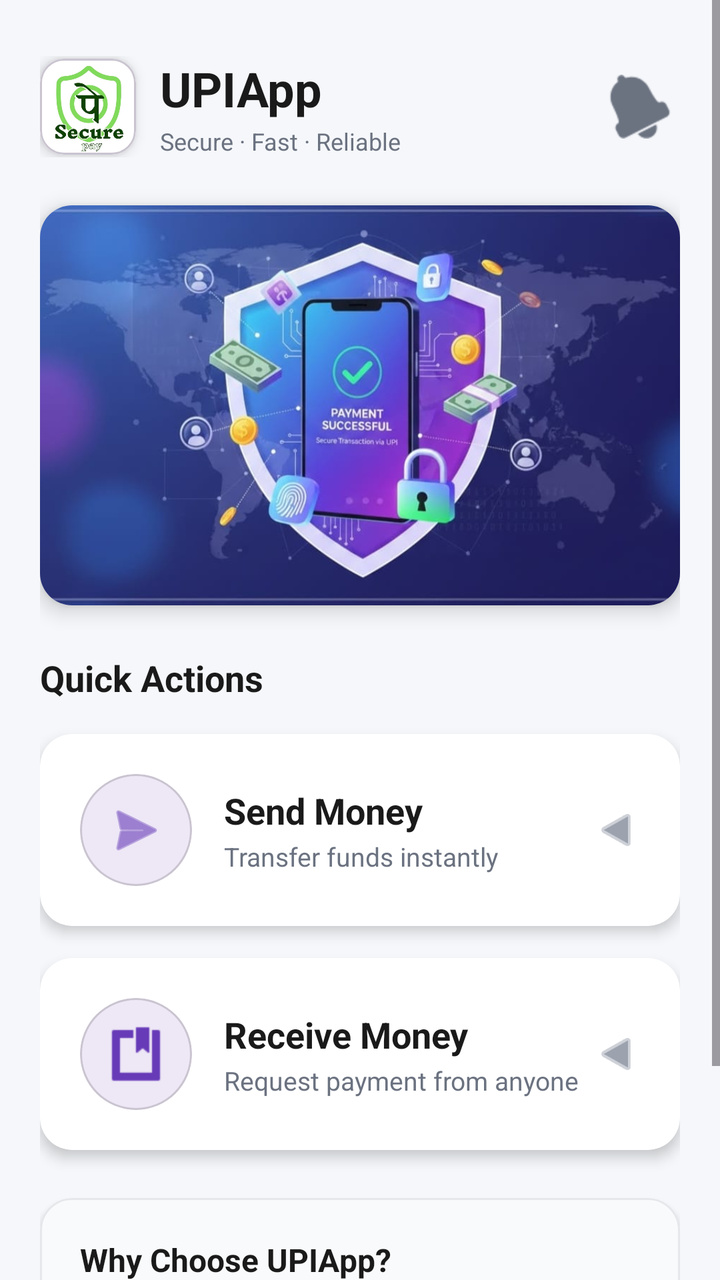
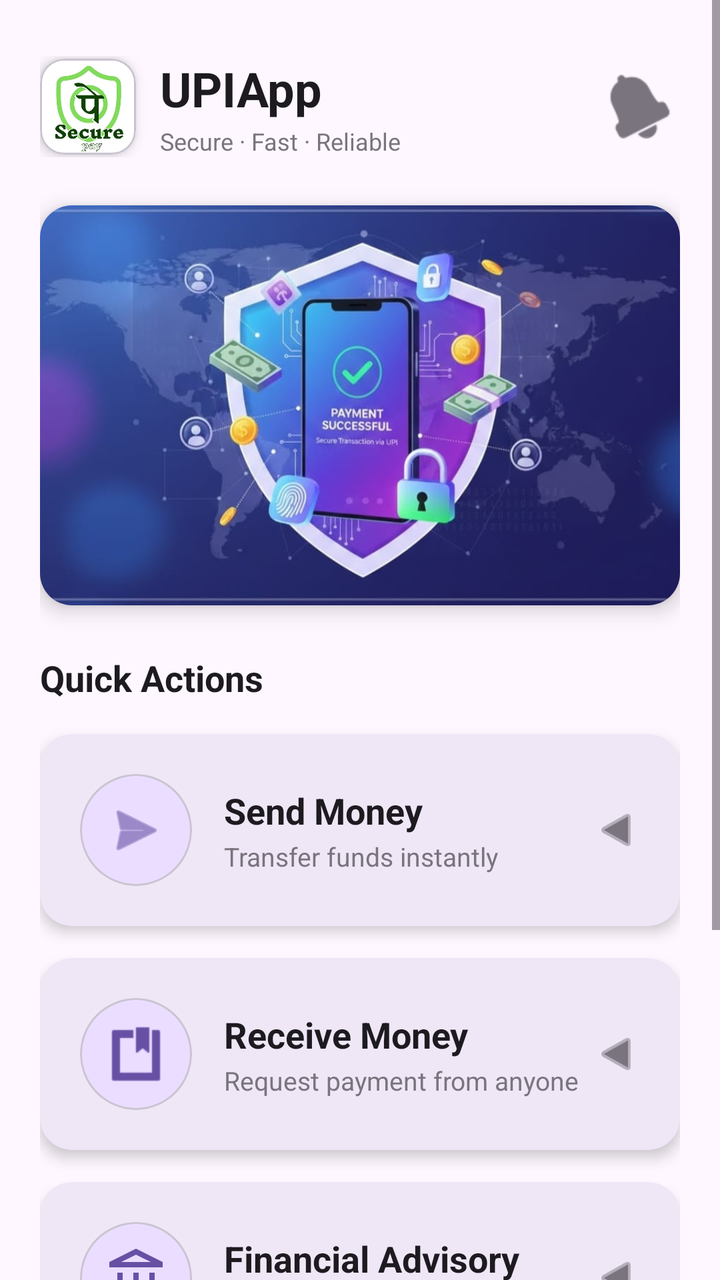

The first picture is an Android layout as it rendered before a commit; the second is the same layout after the commit. The layout source and the unified diff follow.
<!-- AndroidManifest.xml: application theme Theme.UPIApp -->
<!-- res/layout/fragment_home.xml -->
<?xml version="1.0" encoding="utf-8"?>
<ScrollView xmlns:android="http://schemas.android.com/apk/res/android"
    xmlns:app="http://schemas.android.com/apk/res-auto"
    android:layout_width="match_parent"
    android:layout_height="match_parent"
    android:fillViewport="true"
    android:background="#F5F7FA">

    <LinearLayout
        android:layout_width="match_parent"
        android:layout_height="wrap_content"
        android:orientation="vertical"
        android:padding="20dp">

        
        <LinearLayout
            android:layout_width="match_parent"
            android:layout_height="wrap_content"
            android:orientation="horizontal"
            android:gravity="center_vertical"
            android:layout_marginBottom="24dp"
            android:layout_marginTop="8dp">

            
            <com.google.android.material.card.MaterialCardView
                android:layout_width="48dp"
                android:layout_height="48dp"
                app:cardCornerRadius="12dp"
                app:cardElevation="4dp">

                <ImageView
                    android:layout_width="match_parent"
                    android:layout_height="50sp"
                    android:contentDescription="UPI Logo"
                    android:src="@drawable/applogo" />
            </com.google.android.material.card.MaterialCardView>

            
            <LinearLayout
                android:layout_width="0dp"
                android:layout_height="wrap_content"
                android:layout_weight="1"
                android:orientation="vertical"
                android:layout_marginStart="12dp">

                <TextView
                    android:layout_width="wrap_content"
                    android:layout_height="wrap_content"
                    android:text="UPIApp"
                    android:textSize="24sp"
                    android:textStyle="bold"
                    android:textColor="#1A1A1A" />

                <TextView
                    android:layout_width="wrap_content"
                    android:layout_height="wrap_content"
                    android:text="Secure · Fast · Reliable"
                    android:textSize="12sp"
                    android:textColor="#6B7280"
                    android:layout_marginTop="2dp" />
            </LinearLayout>

            
            <ImageButton
                android:id="@+id/btn_notifications"
                android:layout_width="40dp"
                android:layout_height="40dp"
                android:src="@android:drawable/ic_popup_reminder"
                android:background="?attr/selectableItemBackgroundBorderless"
                android:contentDescription="Notifications"
                app:tint="#6B7280" />
        </LinearLayout>

        
        <com.google.android.material.card.MaterialCardView
            android:layout_width="match_parent"
            android:layout_height="wrap_content"
            android:layout_marginBottom="24dp"
            app:cardCornerRadius="16dp"
            app:cardElevation="6dp"
            app:strokeWidth="0dp">

            <ImageView
                android:id="@+id/image_secure_payment"
                android:layout_width="match_parent"
                android:layout_height="200dp"
                android:scaleType="centerCrop"
                android:adjustViewBounds="true"
                android:src="@drawable/secure_upi_payment"
                android:contentDescription="Secure UPI Payments" />
        </com.google.android.material.card.MaterialCardView>

        
        <TextView
            android:layout_width="wrap_content"
            android:layout_height="wrap_content"
            android:text="Quick Actions"
            android:textSize="18sp"
            android:textStyle="bold"
            android:textColor="#1A1A1A"
            android:layout_marginBottom="16dp" />

        
        <com.google.android.material.card.MaterialCardView
            android:id="@+id/card_send_money"
            android:layout_width="match_parent"
            android:layout_height="wrap_content"
            android:layout_marginBottom="16dp"
            app:cardCornerRadius="16dp"
            app:cardElevation="4dp"
            app:strokeWidth="0dp"
            app:cardBackgroundColor="@android:color/white">

            <LinearLayout
                android:layout_width="match_parent"
                android:layout_height="wrap_content"
                android:orientation="horizontal"
                android:padding="20dp"
                android:gravity="center_vertical"
                android:background="?attr/selectableItemBackground">

                
                <com.google.android.material.card.MaterialCardView
                    android:layout_width="56dp"
                    android:layout_height="56dp"
                    app:cardCornerRadius="28dp"
                    app:cardElevation="0dp"
                    app:cardBackgroundColor="#EDE7F6">

                    <ImageView
                        android:layout_width="32dp"
                        android:layout_height="32dp"
                        android:layout_gravity="center"
                        android:src="@android:drawable/ic_menu_send"
                        android:tint="#673AB7"
                        android:contentDescription="Send Money Icon" />
                </com.google.android.material.card.MaterialCardView>

                
                <LinearLayout
                    android:layout_width="0dp"
                    android:layout_height="wrap_content"
                    android:layout_weight="1"
                    android:orientation="vertical"
                    android:layout_marginStart="16dp">

                    <TextView
                        android:layout_width="wrap_content"
                        android:layout_height="wrap_content"
                        android:text="Send Money"
                        android:textSize="18sp"
                        android:textStyle="bold"
                        android:textColor="#1A1A1A" />

                    <TextView
                        android:layout_width="wrap_content"
                        android:layout_height="wrap_content"
                        android:text="Transfer funds instantly"
                        android:textSize="13sp"
                        android:textColor="#6B7280"
                        android:layout_marginTop="2dp" />
                </LinearLayout>

                
                <ImageView
                    android:layout_width="24dp"
                    android:layout_height="24dp"
                    android:src="@android:drawable/ic_media_play"
                    android:rotation="180"
                    android:tint="#9CA3AF"
                    android:contentDescription="Navigate" />
            </LinearLayout>
        </com.google.android.material.card.MaterialCardView>

        
        <com.google.android.material.card.MaterialCardView
            android:id="@+id/card_receive_money"
            android:layout_width="match_parent"
            android:layout_height="wrap_content"
            android:layout_marginBottom="16dp"
            app:cardCornerRadius="16dp"
            app:cardElevation="4dp"
            app:strokeWidth="0dp"
            app:cardBackgroundColor="@android:color/white">

            <LinearLayout
                android:layout_width="match_parent"
                android:layout_height="wrap_content"
                android:orientation="horizontal"
                android:padding="20dp"
                android:gravity="center_vertical"
                android:background="?attr/selectableItemBackground">

                
                <com.google.android.material.card.MaterialCardView
                    android:layout_width="56dp"
                    android:layout_height="56dp"
                    app:cardCornerRadius="28dp"
                    app:cardElevation="0dp"
                    app:cardBackgroundColor="#EDE7F6">

                    <ImageView
                        android:layout_width="32dp"
                        android:layout_height="32dp"
                        android:layout_gravity="center"
                        android:src="@android:drawable/ic_input_get"
                        android:tint="#673AB7"
                        android:contentDescription="Receive Money Icon" />
                </com.google.android.material.card.MaterialCardView>

                
                <LinearLayout
                    android:layout_width="0dp"
                    android:layout_height="wrap_content"
                    android:layout_weight="1"
                    android:orientation="vertical"
                    android:layout_marginStart="16dp">

                    <TextView
                        android:layout_width="wrap_content"
                        android:layout_height="wrap_content"
                        android:text="Receive Money"
                        android:textSize="18sp"
                        android:textStyle="bold"
                        android:textColor="#1A1A1A" />

                    <TextView
                        android:layout_width="wrap_content"
                        android:layout_height="wrap_content"
                        android:text="Request payment from anyone"
                        android:textSize="13sp"
                        android:textColor="#6B7280"
                        android:layout_marginTop="2dp" />
                </LinearLayout>

                
                <ImageView
                    android:layout_width="24dp"
                    android:layout_height="24dp"
                    android:src="@android:drawable/ic_media_play"
                    android:rotation="180"
                    android:tint="#9CA3AF"
                    android:contentDescription="Navigate" />
            </LinearLayout>
        </com.google.android.material.card.MaterialCardView>

        
        <Button
            android:id="@+id/btn_send_money"
            android:layout_width="0dp"
            android:layout_height="0dp"
            android:visibility="gone" />

        <Button
            android:id="@+id/btn_receive_money"
            android:layout_width="0dp"
            android:layout_height="0dp"
            android:visibility="gone" />

        
        <com.google.android.material.card.MaterialCardView
            android:layout_width="match_parent"
            android:layout_height="wrap_content"
            android:layout_marginTop="8dp"
            app:cardCornerRadius="16dp"
            app:cardElevation="2dp"
            app:strokeWidth="1dp"
            app:strokeColor="#E5E7EB"
            app:cardBackgroundColor="#F9FAFB">

            <LinearLayout
                android:layout_width="match_parent"
                android:layout_height="wrap_content"
                android:orientation="vertical"
                android:padding="20dp">

                <TextView
                    android:layout_width="wrap_content"
                    android:layout_height="wrap_content"
                    android:text="Why Choose UPIApp?"
                    android:textSize="16sp"
                    android:textStyle="bold"
                    android:textColor="#1A1A1A"
                    android:layout_marginBottom="12dp" />

                
                <LinearLayout
                    android:layout_width="match_parent"
                    android:layout_height="wrap_content"
                    android:orientation="horizontal"
                    android:gravity="center_vertical"
                    android:layout_marginBottom="8dp">

                    <ImageView
                        android:layout_width="20dp"
                        android:layout_height="20dp"
                        android:src="@android:drawable/checkbox_on_background"
                        android:tint="#10B981"
                        android:contentDescription="Check" />

                    <TextView
                        android:layout_width="wrap_content"
                        android:layout_height="wrap_content"
                        android:text="Bank-level security encryption"
                        android:textSize="14sp"
                        android:textColor="#6B7280"
                        android:layout_marginStart="10dp" />
                </LinearLayout>

                
                <LinearLayout
                    android:layout_width="match_parent"
                    android:layout_height="wrap_content"
                    android:orientation="horizontal"
                    android:gravity="center_vertical"
                    android:layout_marginBottom="8dp">

                    <ImageView
                        android:layout_width="20dp"
                        android:layout_height="20dp"
                        android:src="@android:drawable/checkbox_on_background"
                        android:contentDescription="Check"
                        app:tint="#10B981" />

                    <TextView
                        android:layout_width="wrap_content"
                        android:layout_height="wrap_content"
                        android:text="Visual money insights"
                        android:textSize="14sp"
                        android:textColor="#6B7280"
                        android:layout_marginStart="10dp" />
                </LinearLayout>

                
                <LinearLayout
                    android:layout_width="match_parent"
                    android:layout_height="wrap_content"
                    android:orientation="horizontal"
                    android:gravity="center_vertical">

                    <ImageView
                        android:layout_width="20dp"
                        android:layout_height="20dp"
                        android:src="@android:drawable/checkbox_on_background"
                        android:tint="#10B981"
                        android:contentDescription="Check" />

                    <TextView
                        android:layout_width="wrap_content"
                        android:layout_height="wrap_content"
                        android:text="Personalized financial guidance"
                        android:textSize="14sp"
                        android:textColor="#6B7280"
                        android:layout_marginStart="10dp" />
                </LinearLayout>
            </LinearLayout>
        </com.google.android.material.card.MaterialCardView>

    </LinearLayout>
</ScrollView>
<!-- resources referenced by this layout -->
<resources>
  <!-- drawable applogo: jpeg bitmap (drawable, 24564 bytes) -->
  <!-- drawable secure_upi_payment: jpg bitmap (drawable, 44339 bytes) -->
  <style name="Theme.UPIApp" parent="Base.Theme.UPIApp" />
  <style name="Base.Theme.UPIApp" parent="Theme.Material3.DayNight.NoActionBar">
          
          
      </style>
</resources>

<!-- the commit's change to res/layout/fragment_home.xml (unified diff, before → after) -->
@@ -4,7 +4,7 @@
     android:layout_width="match_parent"
     android:layout_height="match_parent"
     android:fillViewport="true"
-    android:background="#F5F7FA">
+    android:background="?android:attr/colorBackground">
 
     <LinearLayout
         android:layout_width="match_parent"
@@ -26,7 +26,8 @@
                 android:layout_width="48dp"
                 android:layout_height="48dp"
                 app:cardCornerRadius="12dp"
-                app:cardElevation="4dp">
+                app:cardElevation="4dp"
+                app:cardBackgroundColor="?attr/colorSurface">
 
                 <ImageView
                     android:layout_width="match_parent"
@@ -49,14 +50,14 @@
                     android:text="UPIApp"
                     android:textSize="24sp"
                     android:textStyle="bold"
-                    android:textColor="#1A1A1A" />
+                    android:textColor="?attr/colorOnSurface" />
 
                 <TextView
                     android:layout_width="wrap_content"
                     android:layout_height="wrap_content"
                     android:text="Secure · Fast · Reliable"
                     android:textSize="12sp"
-                    android:textColor="#6B7280"
+                    android:textColor="?attr/colorOutline"
                     android:layout_marginTop="2dp" />
             </LinearLayout>
 
@@ -68,7 +69,7 @@
                 android:src="@android:drawable/ic_popup_reminder"
                 android:background="?attr/selectableItemBackgroundBorderless"
                 android:contentDescription="Notifications"
-                app:tint="#6B7280" />
+                app:tint="?attr/colorOutline" />
         </LinearLayout>
 
         
@@ -97,7 +98,7 @@
             android:text="Quick Actions"
             android:textSize="18sp"
             android:textStyle="bold"
-            android:textColor="#1A1A1A"
+            android:textColor="?attr/colorOnSurface"
             android:layout_marginBottom="16dp" />
 
         
@@ -109,7 +110,7 @@
             app:cardCornerRadius="16dp"
             app:cardElevation="4dp"
             app:strokeWidth="0dp"
-            app:cardBackgroundColor="@android:color/white">
+            app:cardBackgroundColor="?attr/colorSurface">
 
             <LinearLayout
                 android:layout_width="match_parent"
@@ -125,14 +126,14 @@
                     android:layout_height="56dp"
                     app:cardCornerRadius="28dp"
                     app:cardElevation="0dp"
-                    app:cardBackgroundColor="#EDE7F6">
+                    app:cardBackgroundColor="?attr/colorPrimaryContainer">
 
                     <ImageView
                         android:layout_width="32dp"
                         android:layout_height="32dp"
                         android:layout_gravity="center"
                         android:src="@android:drawable/ic_menu_send"
-                        android:tint="#673AB7"
+                        app:tint="?attr/colorPrimary"
                         android:contentDescription="Send Money Icon" />
                 </com.google.android.material.card.MaterialCardView>
 
@@ -150,14 +151,14 @@
                         android:text="Send Money"
                         android:textSize="18sp"
                         android:textStyle="bold"
-                        android:textColor="#1A1A1A" />
+                        android:textColor="?attr/colorOnSurface" />
 
                     <TextView
                         android:layout_width="wrap_content"
                         android:layout_height="wrap_content"
                         android:text="Transfer funds instantly"
                         android:textSize="13sp"
-                        android:textColor="#6B7280"
+                        android:textColor="?attr/colorOutline"
                         android:layout_marginTop="2dp" />
                 </LinearLayout>
 
@@ -167,7 +168,7 @@
                     android:layout_height="24dp"
                     android:src="@android:drawable/ic_media_play"
                     android:rotation="180"
-                    android:tint="#9CA3AF"
+                    app:tint="?attr/colorOutline"
                     android:contentDescription="Navigate" />
             </LinearLayout>
         </com.google.android.material.card.MaterialCardView>
@@ -181,7 +182,7 @@
             app:cardCornerRadius="16dp"
             app:cardElevation="4dp"
             app:strokeWidth="0dp"
-            app:cardBackgroundColor="@android:color/white">
+            app:cardBackgroundColor="?attr/colorSurface">
 
             <LinearLayout
                 android:layout_width="match_parent"
@@ -197,14 +198,14 @@
                     android:layout_height="56dp"
                     app:cardCornerRadius="28dp"
                     app:cardElevation="0dp"
-                    app:cardBackgroundColor="#EDE7F6">
+                    app:cardBackgroundColor="?attr/colorPrimaryContainer">
 
                     <ImageView
                         android:layout_width="32dp"
                         android:layout_height="32dp"
                         android:layout_gravity="center"
                         android:src="@android:drawable/ic_input_get"
-                        android:tint="#673AB7"
+                        app:tint="?attr/colorPrimary"
                         android:contentDescription="Receive Money Icon" />
                 </com.google.android.material.card.MaterialCardView>
 
@@ -222,14 +223,14 @@
                         android:text="Receive Money"
                         android:textSize="18sp"
                         android:textStyle="bold"
-                        android:textColor="#1A1A1A" />
+                        android:textColor="?attr/colorOnSurface" />
 
                     <TextView
                         android:layout_width="wrap_content"
                         android:layout_height="wrap_content"
                         android:text="Request payment from anyone"
                         android:textSize="13sp"
-                        android:textColor="#6B7280"
+                        android:textColor="?attr/colorOutline"
                         android:layout_marginTop="2dp" />
                 </LinearLayout>
 
@@ -239,7 +240,79 @@
                     android:layout_height="24dp"
                     android:src="@android:drawable/ic_media_play"
                     android:rotation="180"
-                    android:tint="#9CA3AF"
+                    app:tint="?attr/colorOutline"
+                    android:contentDescription="Navigate" />
+            </LinearLayout>
+        </com.google.android.material.card.MaterialCardView>
+
+        
+        <com.google.android.material.card.MaterialCardView
+            android:id="@+id/card_financial_advisory"
+            android:layout_width="match_parent"
+            android:layout_height="wrap_content"
+            android:layout_marginBottom="16dp"
+            app:cardCornerRadius="16dp"
+            app:cardElevation="4dp"
+            app:strokeWidth="0dp"
+            app:cardBackgroundColor="?attr/colorSurface">
+
+            <LinearLayout
+                android:layout_width="match_parent"
+                android:layout_height="wrap_content"
+                android:orientation="horizontal"
+                android:padding="20dp"
+                android:gravity="center_vertical"
+                android:background="?attr/selectableItemBackground">
+
+                
+                <com.google.android.material.card.MaterialCardView
+                    android:layout_width="56dp"
+                    android:layout_height="56dp"
+                    app:cardCornerRadius="28dp"
+                    app:cardElevation="0dp"
+                    app:cardBackgroundColor="?attr/colorPrimaryContainer">
+
+                    <ImageView
+                        android:layout_width="32dp"
+                        android:layout_height="32dp"
+                        android:layout_gravity="center"
+                        android:src="@drawable/ic_account_balance_wallet_black_24dp"
+                        app:tint="?attr/colorPrimary"
+                        android:contentDescription="Financial Advisory Icon" />
+                </com.google.android.material.card.MaterialCardView>
+
+                
+                <LinearLayout
+                    android:layout_width="0dp"
+                    android:layout_height="wrap_content"
+                    android:layout_weight="1"
+                    android:orientation="vertical"
+                    android:layout_marginStart="16dp">
+
+                    <TextView
+                        android:layout_width="wrap_content"
+                        android:layout_height="wrap_content"
+                        android:text="Financial Advisory"
+                        android:textSize="18sp"
+                        android:textStyle="bold"
+                        android:textColor="?attr/colorOnSurface" />
+
+                    <TextView
+                        android:layout_width="wrap_content"
+                        android:layout_height="wrap_content"
+                        android:text="Get expert financial guidance"
+                        android:textSize="13sp"
+                        android:textColor="?attr/colorOutline"
+                        android:layout_marginTop="2dp" />
+                </LinearLayout>
+
+                
+                <ImageView
+                    android:layout_width="24dp"
+                    android:layout_height="24dp"
+                    android:src="@android:drawable/ic_media_play"
+                    android:rotation="180"
+                    app:tint="?attr/colorOutline"
                     android:contentDescription="Navigate" />
             </LinearLayout>
         </com.google.android.material.card.MaterialCardView>
@@ -265,8 +338,8 @@
             app:cardCornerRadius="16dp"
             app:cardElevation="2dp"
             app:strokeWidth="1dp"
-            app:strokeColor="#E5E7EB"
-            app:cardBackgroundColor="#F9FAFB">
+            app:strokeColor="?attr/colorOutlineVariant"
+            app:cardBackgroundColor="?attr/colorSurfaceVariant">
 
             <LinearLayout
                 android:layout_width="match_parent"
@@ -280,7 +353,7 @@
                     android:text="Why Choose UPIApp?"
                     android:textSize="16sp"
                     android:textStyle="bold"
-                    android:textColor="#1A1A1A"
+                    android:textColor="?attr/colorOnSurface"
                     android:layout_marginBottom="12dp" />
 
                 
@@ -295,7 +368,7 @@
                         android:layout_width="20dp"
                         android:layout_height="20dp"
                         android:src="@android:drawable/checkbox_on_background"
-                        android:tint="#10B981"
+                        app:tint="#10B981"
                         android:contentDescription="Check" />
 
                     <TextView
@@ -303,7 +376,7 @@
                         android:layout_height="wrap_content"
                         android:text="Bank-level security encryption"
                         android:textSize="14sp"
-                        android:textColor="#6B7280"
+                        android:textColor="?attr/colorOutline"
                         android:layout_marginStart="10dp" />
                 </LinearLayout>
 
@@ -327,7 +400,7 @@
                         android:layout_height="wrap_content"
                         android:text="Visual money insights"
                         android:textSize="14sp"
-                        android:textColor="#6B7280"
+                        android:textColor="?attr/colorOutline"
                         android:layout_marginStart="10dp" />
                 </LinearLayout>
 
@@ -342,7 +415,7 @@
                         android:layout_width="20dp"
                         android:layout_height="20dp"
                         android:src="@android:drawable/checkbox_on_background"
-                        android:tint="#10B981"
+                        app:tint="#10B981"
                         android:contentDescription="Check" />
 
                     <TextView
@@ -350,7 +423,7 @@
                         android:layout_height="wrap_content"
                         android:text="Personalized financial guidance"
                         android:textSize="14sp"
-                        android:textColor="#6B7280"
+                        android:textColor="?attr/colorOutline"
                         android:layout_marginStart="10dp" />
                 </LinearLayout>
             </LinearLayout>
<!-- resource entries referenced after the edit -->
@@ -1,6 +1,12 @@
 <!-- resources referenced by this layout -->
 <resources>
   <!-- drawable applogo: jpeg bitmap (drawable, 24564 bytes) -->
+  <!-- drawable ic_account_balance_wallet_black_24dp (drawable) -->
+  <vector xmlns:android="http://schemas.android.com/apk/res/android" android:height="24dp" android:tint="#000000" android:viewportHeight="960" android:viewportWidth="960" android:width="24dp">
+        
+      <path android:fillColor="@android:color/white" android:pathData="M200,680L200,400L280,400L280,680L200,680ZM440,680L440,400L520,400L520,680L440,680ZM80,840L80,760L880,760L880,840L80,840ZM680,680L680,400L760,400L760,680L680,680ZM80,320L80,240L480,40L880,240L880,320L80,320ZM258,240L480,240L702,240L258,240ZM258,240L702,240L480,130L258,240Z"/>
+      
+  </vector>
   <!-- drawable secure_upi_payment: jpg bitmap (drawable, 44339 bytes) -->
   <style name="Theme.UPIApp" parent="Base.Theme.UPIApp" />
   <style name="Base.Theme.UPIApp" parent="Theme.Material3.DayNight.NoActionBar">
